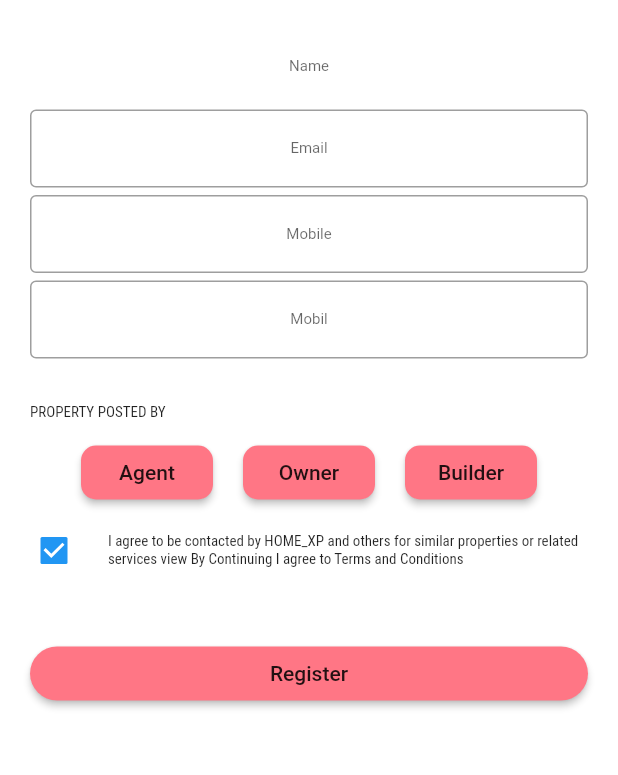
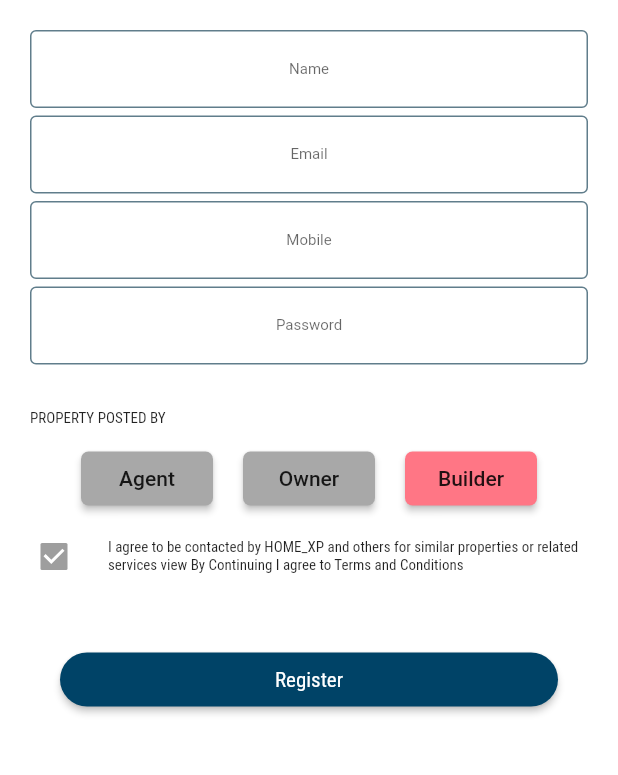
Before and after one commit to akashkoffeekodes/live_homeex_api, a Flutter app: the Register screen opened directly, on a phone screen of 412 x 824 dp, the part 240-1015 px from its top. Run offline on Flutter 3.47's test engine with Material 2 defaults, Android fonts, the light colour scheme and no system bars; missing offline and left inert: onboarding.

Commit message:
21/12/2021

```diff
--- a/lib/forgetpassword.dart
+++ b/lib/forgetpassword.dart
@@ -1,6 +1,7 @@
 import 'package:flutter/cupertino.dart';
 import 'package:flutter/material.dart';
 import 'package:home_ex/Appcolor.dart';
+import 'package:home_ex/resetpass.dart';
 
 class Forgetpass extends StatefulWidget {
   const Forgetpass({Key key}) : super(key: key);
@@ -78,6 +79,10 @@ class _ForgetpassState extends State<Forgetpass> {
               padding: EdgeInsets.only(right: 20, left: 20),
               child: RaisedButton(
                 onPressed: () {
+                  Navigator.push(
+                    context,
+                    MaterialPageRoute(builder: (context) => Resetpass ()),
+                  );
                 },
                 color: AppColors.darkblue,
                 shape: RoundedRectangleBorder(
--- a/lib/main.dart
+++ b/lib/main.dart
@@ -4,9 +4,8 @@ import 'package:home_ex/login.dart';
 import 'package:home_ex/register.dart';
 import 'package:home_ex/resetpass.dart';
 import 'package:home_ex/splash.dart';
-
-
 import 'forgetpassword.dart';
+import 'homepage.dart';
 import 'onboard.dart';
 
 void main(){
@@ -19,7 +18,7 @@ class Home_ex extends StatelessWidget {
   Widget build(BuildContext context) {
     return MaterialApp(
       debugShowCheckedModeBanner: false,
-    home: Resetpass(),
+    home: Splash(),
     );
   }
 }
--- a/lib/register.dart
+++ b/lib/register.dart
@@ -20,14 +20,22 @@ class _RegisterState extends State<Register> {
   TextEditingController passwordController = new TextEditingController();
   TextEditingController mobileController = new TextEditingController();
 
+  bool click = false;
+
+
+
   @override
   Widget build(BuildContext context) {
     return Scaffold(
       backgroundColor: Colors.white,
       body: SingleChildScrollView(
+
         child: Form(
           key: key,
+          child: Container(
+
             child: Column(
+
               children: [
                 //for icon
                 Container(
@@ -54,10 +62,14 @@ class _RegisterState extends State<Register> {
                     ),
                     textAlign: TextAlign.center,
                     decoration: InputDecoration(
-                    border: InputBorder.none,
+                      enabledBorder: OutlineInputBorder(
+                        borderSide:
+                        BorderSide(color: Colors.blueGrey, width: 1.0),
+                      ),
                       focusedBorder: OutlineInputBorder(
-                        borderRadius: BorderRadius.all(Radius.circular(5.0)),
-                        borderSide: BorderSide(color: AppColors.pink)),
+                        borderSide:
+                        BorderSide(color: Colors.pinkAccent, width: 1.0),
+                      ),
                       hintText: "Name",
                     ),
                   ),
@@ -78,7 +90,12 @@ class _RegisterState extends State<Register> {
                     ),
                     textAlign: TextAlign.center,
                     decoration: InputDecoration(
-                    border: OutlineInputBorder(
+
+                      enabledBorder: OutlineInputBorder(
+                        borderSide:
+                        BorderSide(color: Colors.blueGrey, width: 1.0),
+                      ),
+                      focusedBorder: OutlineInputBorder(
                         borderSide:
                         BorderSide(color: Colors.pinkAccent, width: 1.0),
                       ),
@@ -102,7 +119,12 @@ class _RegisterState extends State<Register> {
                     ),
                     textAlign: TextAlign.center,
                     decoration: InputDecoration(
-                    border: OutlineInputBorder(
+
+                      enabledBorder: OutlineInputBorder(
+                        borderSide:
+                        BorderSide(color: Colors.blueGrey, width: 1.0),
+                      ),
+                      focusedBorder: OutlineInputBorder(
                         borderSide:
                         BorderSide(color: Colors.pinkAccent, width: 1.0),
                       ),
@@ -126,11 +148,15 @@ class _RegisterState extends State<Register> {
                     ),
                     textAlign: TextAlign.center,
                     decoration: InputDecoration(
-                    border: OutlineInputBorder(
+                      enabledBorder: OutlineInputBorder(
+                        borderSide:
+                        BorderSide(color: Colors.blueGrey, width: 1.0),
+                      ),
+                      focusedBorder: OutlineInputBorder(
                         borderSide:
                         BorderSide(color: Colors.pinkAccent, width: 1.0),
                       ),
-                    hintText: "Mobil",
+                      hintText: "Password",
                     ),
                   ),
                 ),
@@ -155,30 +181,49 @@ class _RegisterState extends State<Register> {
                   crossAxisAlignment: CrossAxisAlignment.center,
                   children: [
                     RaisedButton(
-                    onPressed: () {},
-                    color: AppColors.pink,
-                    shape: RoundedRectangleBorder(
-                        borderRadius: BorderRadius.circular(10)),
+                      color: (click == true)?  AppColors.pink : AppColors.grey,
+                      onPressed: () {
+                        setState(() {
+                          click = false;
+
+                        });
+
+                      },
+
+                     shape: RoundedRectangleBorder(borderRadius: BorderRadius.circular(5)),
                       child: Text("Agent"),
                     ),
                     SizedBox(
                       width: 20,
                     ),
                     RaisedButton(
-                    onPressed: () {},
-                    color: AppColors.pink,
+                      color: (click == false)? AppColors.grey : AppColors.pink   ,
+
+                      onPressed: () {
+                        setState(() {
+                          click = true;
+                        });
+
+                      },
+                      //color: AppColors.pink,
                       shape: RoundedRectangleBorder(
-                        borderRadius: BorderRadius.circular(10)),
+                          borderRadius: BorderRadius.circular(5)),
                       child: Text("Owner"),
                     ),
                     SizedBox(
                       width: 20,
                     ),
                     RaisedButton(
-                    onPressed: () {},
-                    color: AppColors.pink,
+                      color: (click == true)?  AppColors.grey : AppColors.pink,
+                      onPressed: () {
+                        setState(() {
+                          click = false;
+                        });
+
+                      },
+                     // color: AppColors.pink,
                       shape: RoundedRectangleBorder(
-                        borderRadius: BorderRadius.circular(10)),
+                          borderRadius: BorderRadius.circular(5)),
                       child: Text("Builder"),
                     ),
                   ],
@@ -186,6 +231,7 @@ class _RegisterState extends State<Register> {
                 Container(
                     alignment: Alignment.topLeft,
                     child: CheckboxListTile(
+                      activeColor: Colors.grey,
                       title: Text(
                         "I agree to be contacted by HOME_XP and others for similar properties or related services view By Continuing I agree to Terms and Conditions",
                         style: TextStyle(
@@ -207,18 +253,21 @@ class _RegisterState extends State<Register> {
                 ),
                 Container(
                   width: MediaQuery.of(context).size.width,
-                padding: EdgeInsets.only(right: 20, left: 20),
+                  padding: EdgeInsets.only(right: 40, left: 40),
                   child: RaisedButton(
                     onPressed: () {
                       if (key.currentState.validate()) ;
                     },
-                  color: AppColors.pink,
+                    color: AppColors.darkblue,
                     shape: RoundedRectangleBorder(
                         borderRadius: BorderRadius.circular(20)),
-                  child: Text("Register"),
+                    child: Text("Register",style: TextStyle(
+                      color: Colors.white,fontFamily: "RobotoCondensed-Regular"
+                    ),),
                   ),
                 ),
               ],
+            ),
           ),
         ),
       ),
@@ -234,7 +283,11 @@ class _RegisterState extends State<Register> {
       );
     }
   }
+
+
   }
+
+
 
 String validatename(String value) {
   if (value.isEmpty) {
```
Also changed, not shown: lib/homepage.dart (added, +122 -0 lines), lib/login.dart (+54 -23 lines), lib/onboard.dart (+6 -16 lines), assets/icon/Searchbar.png (added), assets/icon/aapbarlogo.png (added), assets/icon/menu.png (added), assets/image/userimg.png (added). Lines whose indentation alone changed are shown as unchanged.
